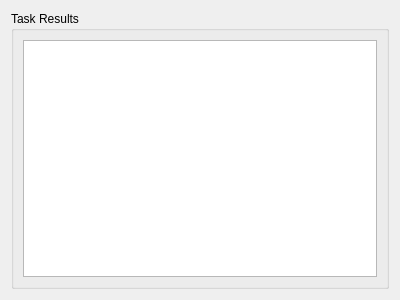
klapeto/elpida, file apps/Qt/Ui/TaskResultsWidget/TaskResultsWidget.ui: the form before one commit.
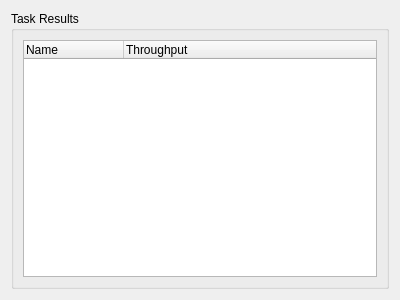
The form after the commit.

Commit message:
Task Results List
 - Introduced Uuid helper class
 - Introduced CollectionModelObserver class
 - Fixed models

The edit to the form file:
```diff
--- a/apps/Qt/Ui/TaskResultsWidget/TaskResultsWidget.ui
+++ b/apps/Qt/Ui/TaskResultsWidget/TaskResultsWidget.ui
@@ -21,7 +21,21 @@
      </property>
      <layout class="QHBoxLayout" name="horizontalLayout_2">
       <item>
-       <widget class="QTreeView" name="tvResults"/>
+       <widget class="QTreeWidget" name="twResultList">
+        <property name="columnCount">
+         <number>2</number>
+        </property>
+        <column>
+         <property name="text">
+          <string>Name</string>
+         </property>
+        </column>
+        <column>
+         <property name="text">
+          <string>Throughput</string>
+         </property>
+        </column>
+       </widget>
       </item>
      </layout>
     </widget>
```
The commit also changes 24 other files.
